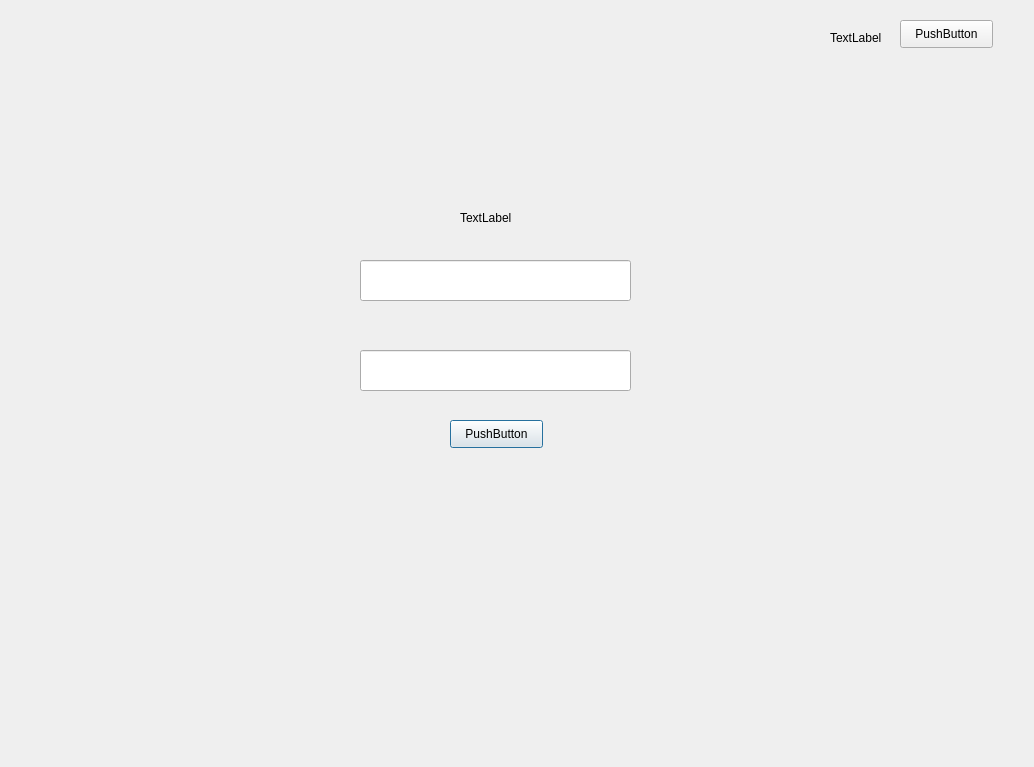
Before: the Qt Designer form .ui/login.ui in lilbaby344/Diplom, drawn with Qt 5.
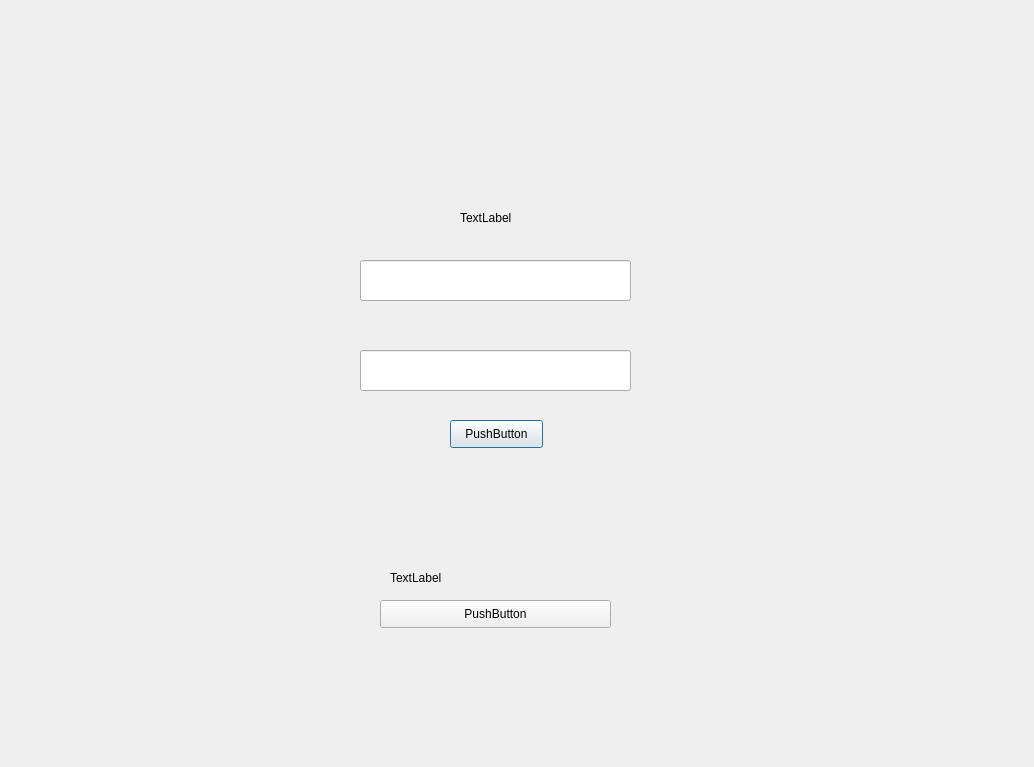
After: the same form once the commit is applied.

Commit message: передвинула немного

```diff
--- a/.ui/login.ui
+++ b/.ui/login.ui
@@ -54,7 +54,7 @@
     <rect>
      <x>460</x>
      <y>210</y>
-     <width>55</width>
+     <width>151</width>
      <height>16</height>
     </rect>
    </property>
@@ -65,9 +65,9 @@
   <widget class="QPushButton" name="registerButton">
    <property name="geometry">
     <rect>
-     <x>900</x>
-     <y>20</y>
-     <width>93</width>
+     <x>380</x>
+     <y>600</y>
+     <width>231</width>
      <height>28</height>
     </rect>
    </property>
@@ -78,9 +78,9 @@
   <widget class="QLabel" name="reg">
    <property name="geometry">
     <rect>
-     <x>830</x>
-     <y>30</y>
-     <width>55</width>
+     <x>390</x>
+     <y>570</y>
+     <width>171</width>
      <height>16</height>
     </rect>
    </property>
```
